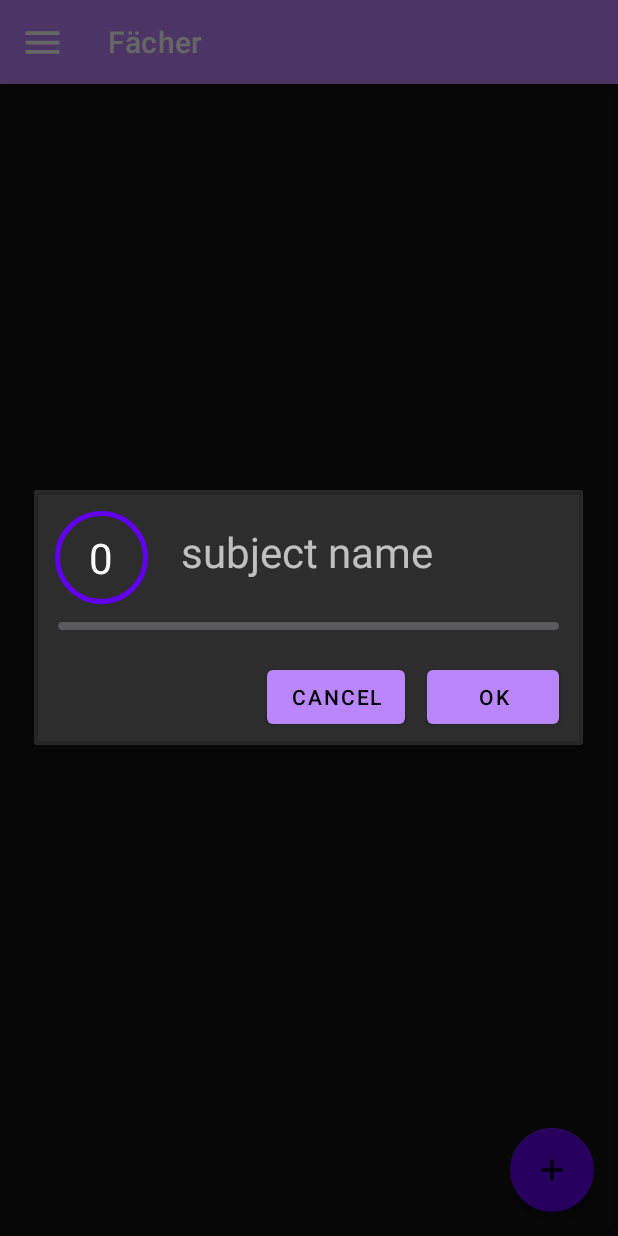
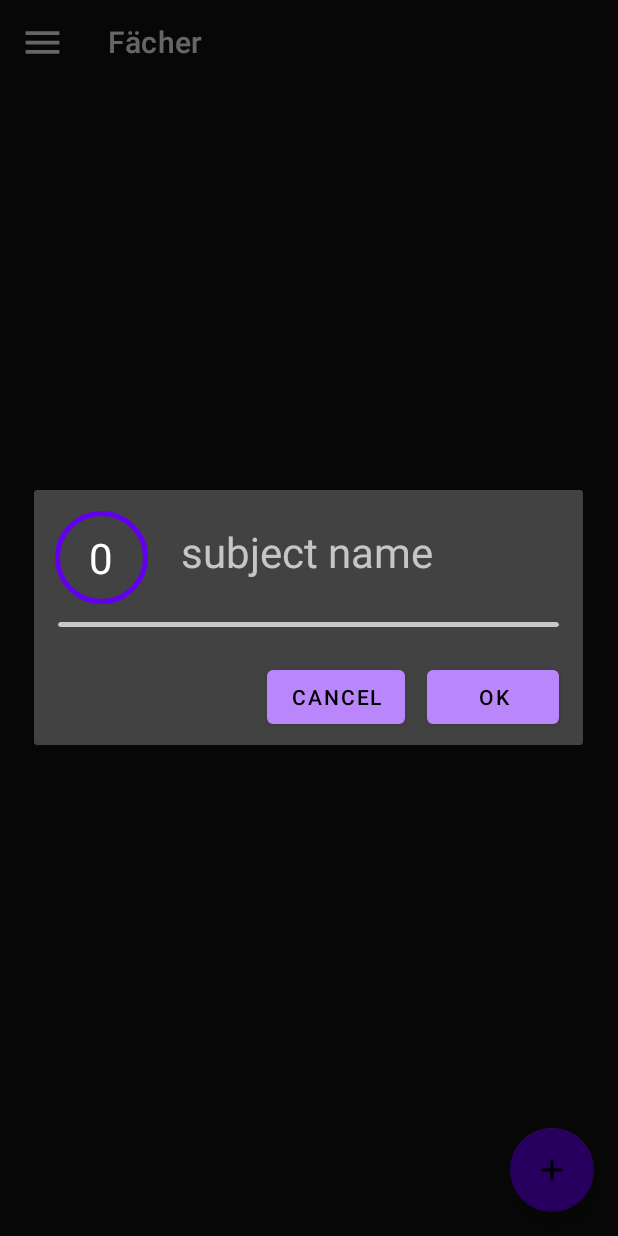
Before and after one commit to clragon/grades, an Android app: the screen it shows after launch (MainActivity), after a tap on an icon or button, on a phone screen of 412 x 824 dp. Run offline under Robolectric (Android 15) with nearby library versions, the phone set to English and light mode, and no system bars.

Commit message:
general improvements
Signed-off-by: clragon <kenta3ds.habbo@gmail.com>

```diff
--- a/app/src/main/java/com/gradecalc/MainActivity.java
+++ b/app/src/main/java/com/gradecalc/MainActivity.java
@@ -1,7 +1,5 @@
 package com.gradecalc;
 
-import android.app.AlertDialog;
-import android.content.DialogInterface;
 import android.support.design.widget.NavigationView;
 import android.support.v4.app.Fragment;
 import android.support.v4.app.FragmentManager;
@@ -14,7 +12,8 @@ import android.support.v4.widget.DrawerLayout;
 import android.support.v7.widget.Toolbar;
 import android.view.MenuItem;
 import android.os.Bundle;
-import android.view.View;
+import android.view.Window;
+import android.view.WindowManager;
 import android.widget.Toast;
 
 import java.io.File;
@@ -33,6 +32,12 @@ public class MainActivity extends AppCompatActivity {
     @Override
     protected void onCreate(Bundle savedInstanceState) {
         super.onCreate(savedInstanceState);
+
+        boolean dark = true;
+
+        if (dark) {
+            this.setTheme(R.style.Theme_MaterialComponents_NoActionBar);
+        }
 
         file = new File(getFilesDir() + "/Grades.json");
 
@@ -65,6 +70,20 @@ public class MainActivity extends AppCompatActivity {
 
         // Activating the default menu item in the drawer
         navigation.getMenu().performIdentifierAction(R.id.grades, 0);
+
+
+        Window window = this.getWindow();
+
+        // clear FLAG_TRANSLUCENT_STATUS flag:
+        window.clearFlags(WindowManager.LayoutParams.FLAG_TRANSLUCENT_STATUS);
+
+        // add FLAG_DRAWS_SYSTEM_BAR_BACKGROUNDS flag to the window
+        window.addFlags(WindowManager.LayoutParams.FLAG_DRAWS_SYSTEM_BAR_BACKGROUNDS);
+
+        // finally change the color
+        // window.setStatusBarColor(ContextCompat.getColor(this, ));
+
+
     }
 
     public void setDrawerToolbar() {
@@ -75,44 +94,28 @@ public class MainActivity extends AppCompatActivity {
             actionbar.setHomeAsUpIndicator(R.drawable.ic_menu);
         }
 
-        fragmentManager.addOnBackStackChangedListener(new FragmentManager.OnBackStackChangedListener() {
-            @Override
-            public void onBackStackChanged() {
+        fragmentManager.addOnBackStackChangedListener(() -> {
             if (getSupportFragmentManager().getBackStackEntryCount() > 0) {
                 toggle.setDrawerIndicatorEnabled(false);
                 actionbar.setDisplayHomeAsUpEnabled(true);
                 actionbar.setHomeAsUpIndicator(R.drawable.ic_arrow_back);
-                    toolbar.setNavigationOnClickListener(new View.OnClickListener() {
-                        @Override
-                        public void onClick(View v) {
-                            onBackPressed();
-                        }
-                    });
+                toolbar.setNavigationOnClickListener(v -> onBackPressed());
             } else {
                 //show hamburger
                 toggle.setDrawerIndicatorEnabled(true);
                 actionbar.setDisplayHomeAsUpEnabled(false);
                 actionbar.setHomeAsUpIndicator(R.drawable.ic_menu);
                 toggle.syncState();
-                    toolbar.setNavigationOnClickListener(new View.OnClickListener() {
-                        @Override
-                        public void onClick(View v) {
-                            drawer.openDrawer(GravityCompat.START);
-                        }
-                    });
-                }
+                toolbar.setNavigationOnClickListener(v -> drawer.openDrawer(GravityCompat.START));
             }
         });
     }
 
     private void setupDrawerContent(NavigationView navigationView) {
         navigationView.setNavigationItemSelectedListener(
-                new NavigationView.OnNavigationItemSelectedListener() {
-                    @Override
-                    public boolean onNavigationItemSelected(MenuItem menuItem) {
+                menuItem -> {
                     selectDrawerItem(menuItem);
                     return true;
-                    }
                 });
     }
 
--- a/app/src/main/java/com/gradecalc/SubjectEditor.java
+++ b/app/src/main/java/com/gradecalc/SubjectEditor.java
@@ -45,24 +45,17 @@ public class SubjectEditor extends DialogFragment {
 
         FrameLayout editorHolder = view.findViewById(R.id.editorHolder);
 
-        editorHolder.setOnFocusChangeListener(new View.OnFocusChangeListener() {
-
-            @Override
-            public void onFocusChange(View v, boolean hasFocus) {
+        editorHolder.setOnFocusChangeListener((v, hasFocus) -> {
 
             if (hasFocus) {
                 InputMethodManager imm = (InputMethodManager) getActivity().getSystemService(Activity.INPUT_METHOD_SERVICE);
                 imm.hideSoftInputFromWindow(v.getWindowToken(), 0);
             }
-            }
         });
 
-        valueCancel.setOnClickListener(new View.OnClickListener() {
-            @Override
-            public void onClick(View v) {
+        valueCancel.setOnClickListener(v -> {
             // TODO: need own yes no dialogue
             dismiss();
-            }
         });
 
         try {
@@ -84,23 +77,17 @@ public class SubjectEditor extends DialogFragment {
         valueValue.setText(df.format(subject.getAverage()));
         valueValue.setKeyListener(null);
 
-        valueOK.setOnClickListener(new View.OnClickListener() {
-            @Override
-            public void onClick(View v) {
+        valueOK.setOnClickListener(v -> {
             if (checkFields()) {
                 subject.name = valueTitle.getText().toString();
                 dismiss();
             }
-            }
         });
 
-        valueDelete.setOnClickListener(new View.OnClickListener() {
-            @Override
-            public void onClick(View v) {
+        valueDelete.setOnClickListener(v -> {
             // TODO: need own yes no dialogue
             subject.getOwnerTable().remSubject(subject);
             dismiss();
-            }
         });
     }
 
@@ -108,13 +95,10 @@ public class SubjectEditor extends DialogFragment {
         valueValue.setText(df.format(0));
         valueValue.setKeyListener(null);
 
-        valueOK.setOnClickListener(new View.OnClickListener() {
-            @Override
-            public void onClick(View v) {
+        valueOK.setOnClickListener(v -> {
             if (checkFields()) {
                 table.addSubject(valueTitle.getText().toString());
                 dismiss();
-                }
             }
         });
 
--- a/app/src/main/java/com/gradecalc/Subjects.java
+++ b/app/src/main/java/com/gradecalc/Subjects.java
@@ -1,7 +1,6 @@
 package com.gradecalc;
 
 
-import android.content.DialogInterface;
 import android.os.Bundle;
 import android.support.design.widget.FloatingActionButton;
 import android.support.v4.app.Fragment;
@@ -45,16 +44,12 @@ public class Subjects extends Fragment {
         ((AppCompatActivity) getActivity()).getSupportActionBar().setTitle(table.name);
 
         fab = view.findViewById(R.id.addSubject);
-        fab.setOnClickListener(new View.OnClickListener() {
-            @Override
-            public void onClick(View v) {
+        fab.setOnClickListener(v -> {
             SubjectEditor editor = new SubjectEditor();
             Bundle args = new Bundle();
             args.putSerializable("table", table);
             editor.setArguments(args);
-                editor.setOnDismissListener(new DialogInterface.OnDismissListener() {
-                    @Override
-                    public void onDismiss(DialogInterface dialog) {
+            editor.setOnDismissListener(dialog -> {
                 recycler.getAdapter().notifyDataSetChanged();
                 try {
                     table.write();
@@ -62,10 +57,8 @@ public class Subjects extends Fragment {
 
                 }
                 checkList();
-                    }
             });
             editor.show(getFragmentManager(), "editor");
-            }
         });
 
         recycler.setLayoutManager(new LinearLayoutManager(getContext()));
@@ -115,9 +108,7 @@ public class Subjects extends Fragment {
                 dateIcon = itemView.findViewById(R.id.valueIcon2);
                 edit = itemView.findViewById(R.id.valueEdit);
 
-                itemView.setOnClickListener(new View.OnClickListener() {
-                    @Override
-                    public void onClick(View v) {
+                itemView.setOnClickListener(v -> {
                     Fragment fragment = new Grades();
                     Bundle args = new Bundle();
                     args.putSerializable("subject", table.getSubjects().get(getAdapterPosition()));
@@ -127,7 +118,6 @@ public class Subjects extends Fragment {
                     transaction.replace(R.id.framelayout, fragment);
                     transaction.addToBackStack(null);
                     transaction.commit();
-                    }
                 });
             }
         }
@@ -153,16 +143,12 @@ public class Subjects extends Fragment {
             view.date.setText(dateFormat.format(s.getLatest()));
             view.gradesIcon.setImageDrawable(ContextCompat.getDrawable(getActivity(), R.drawable.ic_exam));
             view.dateIcon.setImageDrawable(ContextCompat.getDrawable(getActivity(), R.drawable.ic_lastest));
-            view.edit.setOnClickListener(new View.OnClickListener() {
-                @Override
-                public void onClick(View v) {
+            view.edit.setOnClickListener(v -> {
                 SubjectEditor editor = new SubjectEditor();
                 Bundle args = new Bundle();
                 args.putSerializable("subject", s);
                 editor.setArguments(args);
-                    editor.setOnDismissListener(new DialogInterface.OnDismissListener() {
-                        @Override
-                        public void onDismiss(DialogInterface dialog) {
+                editor.setOnDismissListener(dialog -> {
                     recycler.getAdapter().notifyDataSetChanged();
                     try {
                         table.write();
@@ -170,10 +156,8 @@ public class Subjects extends Fragment {
 
                     }
                     checkList();
-                        }
                 });
                 editor.show(getFragmentManager(), "editor");
-                }
             });
         }
 
--- a/app/src/main/res/drawable/ic_add.xml
+++ b/app/src/main/res/drawable/ic_add.xml
@@ -4,6 +4,6 @@
     android:viewportWidth="24.0"
     android:viewportHeight="24.0">
     <path
-        android:fillColor="#FF000000"
+        android:fillColor="@android:color/white"
         android:pathData="M19,13h-6v6h-2v-6H5v-2h6V5h2v6h6v2z" />
 </vector>
--- a/app/src/main/res/drawable/ic_delete.xml
+++ b/app/src/main/res/drawable/ic_delete.xml
@@ -4,6 +4,6 @@
     android:viewportWidth="24"
     android:viewportHeight="24">
     <path
-        android:fillColor="?attr/colorControlNormal"
+        android:fillColor="@android:color/white"
         android:pathData="M6,19c0,1.1 0.9,2 2,2h8c1.1,0 2,-0.9 2,-2L18,7L6,7v12zM8,9h8v10L8,19L8,9zM15.5,4l-1,-1h-5l-1,1L5,4v2h14L19,4z" />
 </vector>
--- a/app/src/main/res/layout/card_empty.xml
+++ b/app/src/main/res/layout/card_empty.xml
@@ -11,7 +11,7 @@
     android:foreground="?android:attr/selectableItemBackground"
     app:cardBackgroundColor="@android:color/transparent"
     app:cardCornerRadius="10dp"
-    app:cardElevation="2dp">
+    app:cardElevation="0dp">
 
     <TextView
         android:id="@+id/emptyText"
--- a/app/src/main/res/layout/frag_editor.xml
+++ b/app/src/main/res/layout/frag_editor.xml
@@ -2,24 +2,14 @@
 <FrameLayout xmlns:android="http://schemas.android.com/apk/res/android"
     xmlns:app="http://schemas.android.com/apk/res-auto"
     xmlns:tools="http://schemas.android.com/tools"
-    tools:context=".GradeEditor"
-    android:focusableInTouchMode="true"
     android:id="@+id/editorHolder"
     android:layout_width="360dp"
     android:layout_height="wrap_content"
     android:layout_gravity="center"
     android:clickable="true"
-    android:focusable="true">
-
-    <android.support.v7.widget.CardView
-        android:id="@+id/cardView"
-        android:layout_width="match_parent"
-        android:layout_height="wrap_content"
-        android:layout_gravity="bottom"
-        android:clickable="false"
     android:focusable="true"
-        app:cardBackgroundColor="?attr/colorBackgroundFloating"
-        app:cardCornerRadius="2dp">
+    android:focusableInTouchMode="true"
+    tools:context=".GradeEditor">
 
     <android.support.v7.widget.CardView
         android:id="@+id/valueCard"
@@ -28,7 +18,6 @@
         android:layout_gravity="bottom"
         android:clickable="false"
         android:focusable="true"
-            app:cardBackgroundColor="?attr/scrimBackground"
         app:cardCornerRadius="2dp">
 
         <LinearLayout
@@ -112,12 +101,12 @@
                 <android.support.v7.widget.CardView
                     android:id="@+id/valueDivider"
                     android:layout_width="0dp"
-                        android:layout_height="5dp"
+                    android:layout_height="3dp"
                     android:layout_marginStart="16dp"
                     android:layout_marginTop="88dp"
                     android:layout_marginEnd="16dp"
-                        app:cardBackgroundColor="?android:attr/colorButtonNormal"
-                        app:cardCornerRadius="3dp"
+                    app:cardBackgroundColor="?attr/colorControlNormal"
+                    app:cardCornerRadius="4dp"
                     app:cardElevation="0dp"
                     app:layout_constraintEnd_toStartOf="@+id/guideline4"
                     app:layout_constraintHorizontal_bias="0.0"
@@ -342,6 +331,5 @@
         </LinearLayout>
 
     </android.support.v7.widget.CardView>
-    </android.support.v7.widget.CardView>
 
 </FrameLayout>
--- a/app/src/main/res/layout/frag_subjects.xml
+++ b/app/src/main/res/layout/frag_subjects.xml
@@ -16,7 +16,6 @@
         android:clickable="true"
         android:focusable="true"
         android:src="@drawable/ic_add"
-        android:tint="?attr/editTextColor"
         app:backgroundTint="@color/design_default_color_primary" />
 
     <android.support.v7.widget.RecyclerView
--- a/app/src/main/res/layout/toolbar.xml
+++ b/app/src/main/res/layout/toolbar.xml
@@ -3,6 +3,8 @@
     android:id="@+id/toolbar"
     android:layout_width="match_parent"
     android:layout_height="?attr/actionBarSize"
-    android:background="?attr/colorPrimary"
+
     android:theme="@style/ThemeOverlay.AppCompat.ActionBar"
-    android:elevation="5dp"></android.support.v7.widget.Toolbar>
+    android:elevation="5dp" />
+
+    <!-- android:background="?attr/colorBackground" -->
--- a/app/src/main/res/menu/nav_menu.xml
+++ b/app/src/main/res/menu/nav_menu.xml
@@ -1,6 +1,8 @@
 <?xml version="1.0" encoding="utf-8"?>
 <menu xmlns:android="http://schemas.android.com/apk/res/android">
-    <group android:checkableBehavior="single">
+    <group
+        android:id="@+id/group_feature"
+        android:checkableBehavior="single">
         <item
             android:id="@+id/grades"
             android:title="@string/subjects" />
@@ -8,7 +10,17 @@
             android:id="@+id/overview"
             android:title="@string/overview" />
         <item
+            android:id="@+id/history"
+            android:title="History" />
+    </group>
+    <group
+        android:id="@+id/group_settings"
+        android:checkableBehavior="single">
+        <item
             android:id="@+id/settings"
             android:title="@string/settings" />
+        <item
+            android:id="@+id/info"
+            android:title="About" />
     </group>
 </menu>
--- a/app/src/main/res/values/styles.xml
+++ b/app/src/main/res/values/styles.xml
@@ -1,6 +1,6 @@
 <resources>
 
-    <style name="AppTheme" parent="Theme.MaterialComponents.NoActionBar" />
+    <style name="AppTheme" parent="Theme.MaterialComponents.Light.NoActionBar" />
 
     <style name="AppTheme.Launcher" parent="AppTheme">
         <item name="android:windowBackground">@drawable/launch_screen</item>
```
Also changed, not shown: app/build.gradle (+15 -3 lines), app/src/main/java/com/gradecalc/GradeEditor.java (+64 -21 lines), app/src/main/java/com/gradecalc/Grades.java (+7 -24 lines), app/src/main/res/layout/card_value.xml (+23 -32 lines), 2 other files. Lines whose indentation alone changed are shown as unchanged.
